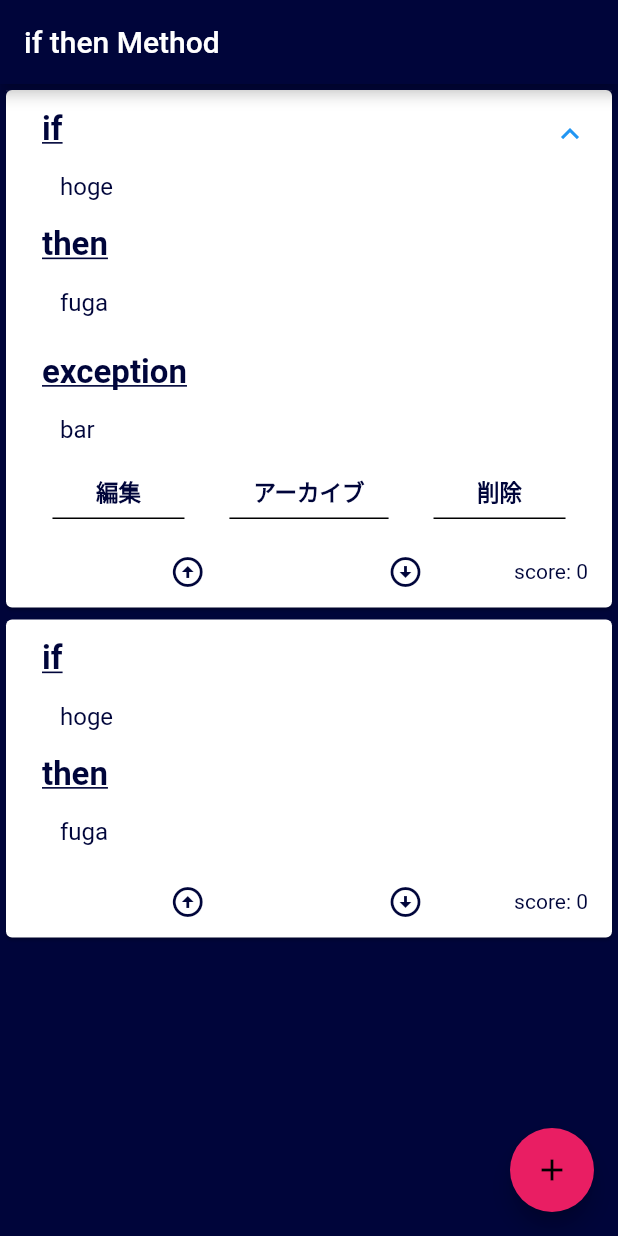
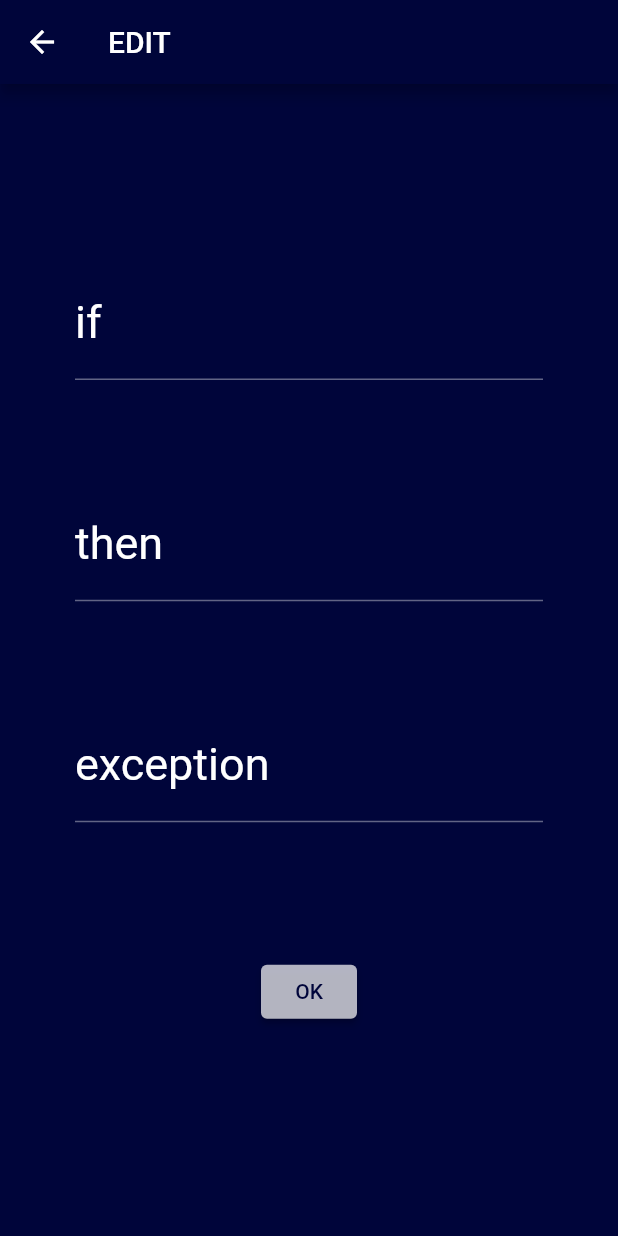
Before and after one commit to kuri-Maron/if_then_method, a Flutter app: the screen it shows after launch, after a tap on "if", after a tap on "編集", on a phone screen of 412 x 824 dp. Run offline on Flutter 3.47's test engine with Material 2 defaults, Android fonts, the phone set to English and light mode, and no system bars.

Commit message:
各アイテム 修正機能も追加 #4

```diff
--- /dev/null
+++ b/lib/edit_item_page.dart
@@ -0,0 +1,161 @@
+import 'dart:ui';
+
+import 'package:flutter/material.dart';
+import 'package:if_then_method/if_then_data.dart';
+
+class EditItemPage extends StatefulWidget {
+  // EditItemPage({})
+
+  @override
+  _EditItemPageState createState() => _EditItemPageState();
+}
+
+class _EditItemPageState extends State<EditItemPage> {
+  final _formKey = GlobalKey<FormState>();
+  String _ifText;
+  String _thenText;
+  String _exceptionText;
+
+  @override
+  Widget build(BuildContext context) {
+    return Scaffold(
+      appBar: AppBar(
+        title: Text('EDIT'),
+      ),
+      body: LayoutBuilder(builder: (context, constraints) {
+        return SingleChildScrollView(
+          physics: const AlwaysScrollableScrollPhysics(),
+          // サイズを指定
+          child: ConstrainedBox(
+            constraints: BoxConstraints(
+              minHeight: constraints.maxHeight,
+            ),
+            child: Form(
+              key: _formKey,
+              child: Container(
+                padding: EdgeInsets.all(50.0),
+                child: Column(
+                  mainAxisAlignment: MainAxisAlignment.spaceEvenly,
+                  children: <Widget>[
+                    // buildTextFormField(
+                    //   _ifText,
+                    //   labelText: 'if',
+                    //   hintText: 'もし〜ならば',
+                    //   shouldValidate: true,
+                    // ),
+                    TextFormField(
+                      style: TextStyle(
+                        color: Colors.white,
+                      ),
+                      decoration: InputDecoration(
+                        labelText: 'if',
+                        hintText: 'もし〜ならば',
+                      ),
+                      validator: (value) {
+                        if (value.isEmpty) {
+                          return '必須入力項目です';
+                        }
+                        return null;
+                      },
+                      onSaved: (value) => setState(() {
+                        _ifText = value;
+                      }),
+                    ),
+                    TextFormField(
+                      style: TextStyle(
+                        color: Colors.white,
+                      ),
+                      decoration: const InputDecoration(
+                        labelText: "then",
+                        hintText: '〜する',
+                      ),
+                      validator: (value) {
+                        // TODO： テキストカラーを白にする
+                        if (value.isEmpty) {
+                          return '必須入力です';
+                        }
+                        return null;
+                      },
+                      onSaved: (value) => setState(() {
+                        _thenText = value;
+                      }),
+                    ),
+                    TextFormField(
+                      style: TextStyle(
+                        color: Colors.white,
+                      ),
+                      decoration: const InputDecoration(
+                        labelText: "exception",
+                        hintText: ' 例外のアクションを入力',
+                      ),
+                      onSaved: (value) => setState(() {
+                        _exceptionText = value;
+                      }),
+                    ),
+                    Padding(
+                      padding: const EdgeInsets.symmetric(vertical: 16.0),
+                      child: ElevatedButton(
+                        style: ButtonStyle(
+                          backgroundColor:
+                              MaterialStateProperty.all(Colors.white70),
+                          foregroundColor: MaterialStateProperty.all(
+                            const Color(0xff00053A),
+                          ),
+                        ),
+                        onPressed: () {
+                          if (_formKey.currentState.validate()) {
+                            this._formKey.currentState.save();
+                            IfThenData item = IfThenData(
+                              ifText: _ifText,
+                              thenText: _thenText,
+                              exceptionText: _exceptionText,
+                            );
+                            // };
+                            Navigator.of(context).pop(item);
+                          }
+                        },
+                        child: Text('OK'),
+                      ),
+                    ),
+                  ],
+                ),
+              ),
+            ),
+          ),
+        );
+      }),
+      // ),
+    );
+  }
+}
+
+// todo コールバッグ対応のlesswidgetか、関数で原始的に条件分岐させるか？（汎用性低い）
+//   TextFormField buildTextFormField(
+//   String state, {
+//   String labelText,
+//   String hintText,
+//   bool shouldValidate,
+// }) {
+//   return TextFormField(
+//     style: TextStyle(
+//       color: Colors.white,
+//     ),
+//     decoration: InputDecoration(
+//       labelText: labelText,
+//       hintText: hintText,
+//     ),
+//     validator: shouldValidate
+//         ? (value) {
+//             if (value.isEmpty) {
+//               return '必須入力項目です';
+//             }
+//             return null;
+//           }
+//         : null,
+//     onSaved: (value) => setState(() {
+//       print('state: $state');
+//       _ifText = value;
+//       print('state: $state');
+//     }),
+//   );
+// }
--- a/lib/if_then_card.dart
+++ b/lib/if_then_card.dart
@@ -1,26 +1,24 @@
 import 'package:flutter/material.dart';
+import 'package:if_then_method/edit_item_page.dart';
+import 'package:if_then_method/if_then_data.dart';
 
 class IfThenCard extends StatelessWidget {
-  IfThenCard({
+  IfThenCard(
+    this.ifThenData, {
     Key key,
-    this.ifText,
-    this.thenText,
-    this.exceptionText,
-    this.score,
     this.callBackIncrementScore,
     this.callBackDecrementScore,
     this.callBackDeleteCard,
+    this.callBackEditCard,
   }) :
 // score = score,
         super(key: key);
 
-  final String ifText;
-  final String thenText;
-  final String exceptionText;
-  final int score;
+  final IfThenData ifThenData;
   final Function callBackIncrementScore;
   final Function callBackDecrementScore;
   final Function callBackDeleteCard;
+  final Function callBackEditCard;
 
   @override
   Widget build(BuildContext context) {
@@ -61,9 +59,7 @@ class IfThenCard extends StatelessWidget {
                     ),
                     child: Row(
                       children: [
-                        Text(
-                          ifText,
-                        ),
+                        Text(ifThenData.ifText),
                       ],
                     ),
                   ),
@@ -90,7 +86,7 @@ class IfThenCard extends StatelessWidget {
                       bottom: 8.0,
                     ),
                     child: Row(
-                      children: [Text(thenText)],
+                      children: [Text(ifThenData.thenText)],
                     ),
                   ),
                 ],
@@ -128,11 +124,7 @@ class IfThenCard extends StatelessWidget {
                           bottom: 8.0,
                         ),
                         child: Row(
-                          children: [
-                            Text(
-                              exceptionText,
-                            )
-                          ],
+                          children: [Text(ifThenData.exceptionText)],
                         ),
                       ),
                       //ボタン配置の行
@@ -150,7 +142,14 @@ class IfThenCard extends StatelessWidget {
                             ),
                             textColor: const Color(0xff00053A),
                             shape: const UnderlineInputBorder(),
-                            onPressed: () {},
+                            onPressed: () async {
+                              var item = await Navigator.push(
+                                context,
+                                MaterialPageRoute(
+                                    builder: (context) => EditItemPage()),
+                              );
+                              callBackEditCard(item);
+                            },
                           ),
                           FlatButton(
                             child: const Text(
@@ -213,7 +212,7 @@ class IfThenCard extends StatelessWidget {
                 padding: const EdgeInsets.all(16.0),
                 // child: Text('score: ${_index}'),
                 // child: Text('score: ${widget.score}'),
-                child: Text('score: $score'),
+                child: Text('score: ${ifThenData.score}'),
               ),
             ],
           ),
--- a/lib/if_then_data.dart
+++ b/lib/if_then_data.dart
@@ -1,8 +1,8 @@
 class IfThenData {
   IfThenData({
-    this.ifText,
-    this.thenText,
-    this.exceptionText,
+    this.ifText = '',
+    this.thenText = '',
+    this.exceptionText = '',
     this.score = 0,
   });
   String ifText;
--- a/lib/main.dart
+++ b/lib/main.dart
@@ -103,10 +103,7 @@ class _MyHomePageState extends State<MyHomePage> {
           return index != _items.length
               // ? _items[index]
               ? IfThenCard(
-                  ifText: _items[index].ifText,
-                  thenText: _items[index].thenText,
-                  exceptionText: _items[index].exceptionText,
-                  score: _items[index].score,
+                  _items[index],
                   callBackIncrementScore: () {
                     setState(() {
                       _items[index].score++;
@@ -119,6 +116,12 @@ class _MyHomePageState extends State<MyHomePage> {
                   },
                   callBackDeleteCard: () {
                     deleteCard(index);
+                  },
+                  callBackEditCard: (IfThenData item) {
+                    if (item != null)
+                      setState(() {
+                        _items[index] = item;
+                      });
                   },
                 )
               : SizedBox(width: 1, height: 65); // FABの下のテキストが見えなくなるのを防ぐ
```
